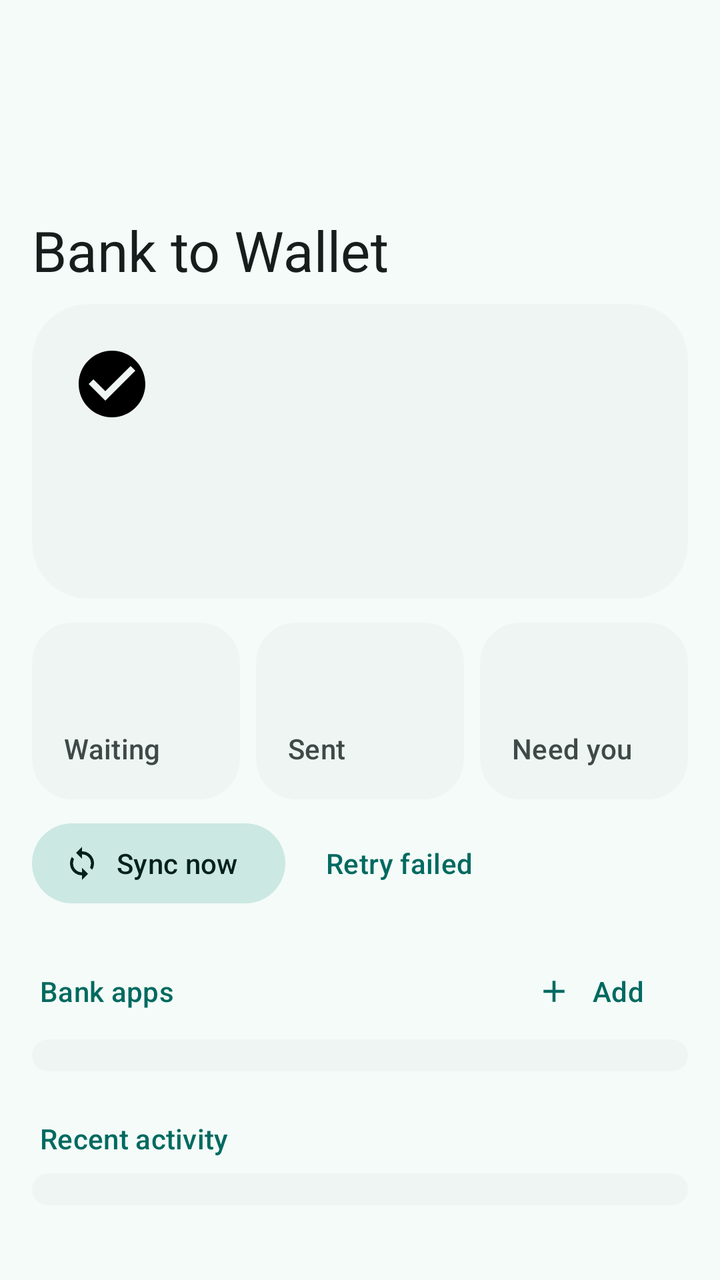
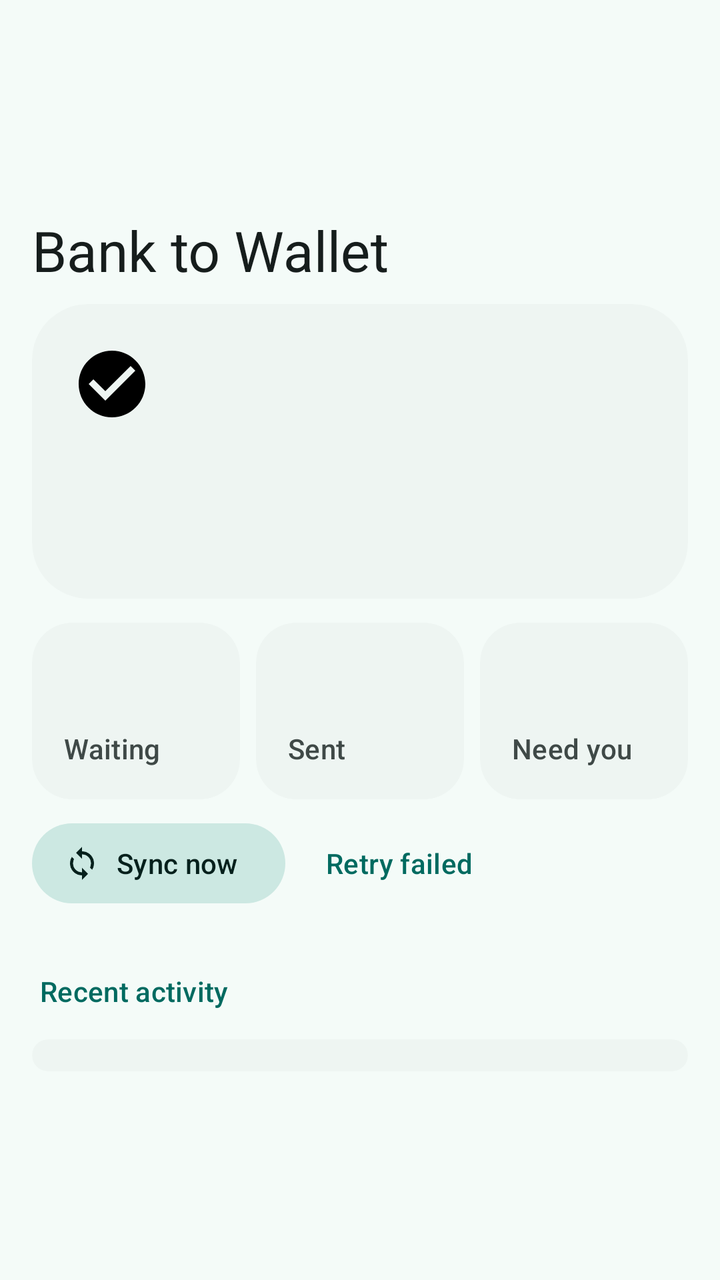

Screens rendered from an Android XML layout before and after an edit, with the pre-edit source and the edit as a unified diff.
<!-- AndroidManifest.xml: application theme Theme.BankSync -->
<!-- res/layout/activity_main.xml -->
<?xml version="1.0" encoding="utf-8"?>
<androidx.coordinatorlayout.widget.CoordinatorLayout xmlns:android="http://schemas.android.com/apk/res/android"
    xmlns:app="http://schemas.android.com/apk/res-auto"
    android:id="@+id/root"
    android:layout_width="match_parent"
    android:layout_height="match_parent">

    <com.google.android.material.appbar.AppBarLayout
        android:layout_width="match_parent"
        android:layout_height="wrap_content"
        android:fitsSystemWindows="true">

        <com.google.android.material.appbar.CollapsingToolbarLayout
            style="?attr/collapsingToolbarLayoutLargeStyle"
            android:layout_width="match_parent"
            android:layout_height="?attr/collapsingToolbarLayoutLargeSize"
            app:layout_scrollFlags="scroll|exitUntilCollapsed|snap"
            app:title="Bank to Wallet">

            <com.google.android.material.appbar.MaterialToolbar
                android:id="@+id/toolbar"
                android:layout_width="match_parent"
                android:layout_height="?attr/actionBarSize"
                android:elevation="0dp"
                app:layout_collapseMode="pin" />
        </com.google.android.material.appbar.CollapsingToolbarLayout>
    </com.google.android.material.appbar.AppBarLayout>

    <androidx.core.widget.NestedScrollView
        android:id="@+id/scroll"
        android:layout_width="match_parent"
        android:layout_height="match_parent"
        android:clipToPadding="false"
        android:paddingBottom="24dp"
        app:layout_behavior="@string/appbar_scrolling_view_behavior">

        <LinearLayout
            android:layout_width="match_parent"
            android:layout_height="wrap_content"
            android:orientation="vertical"
            android:paddingStart="16dp"
            android:paddingEnd="16dp">

            
            <com.google.android.material.card.MaterialCardView
                android:id="@+id/heroCard"
                android:layout_width="match_parent"
                android:layout_height="wrap_content"
                app:shapeAppearance="@style/ShapeAppearance.BankSync.ExtraLarge">

                <LinearLayout
                    android:layout_width="match_parent"
                    android:layout_height="wrap_content"
                    android:orientation="vertical"
                    android:padding="20dp">

                    <ImageView
                        android:id="@+id/heroIcon"
                        android:layout_width="40dp"
                        android:layout_height="40dp"
                        android:importantForAccessibility="no"
                        android:src="@drawable/ic_check_circle" />

                    <TextView
                        android:id="@+id/heroTitle"
                        android:layout_width="match_parent"
                        android:layout_height="wrap_content"
                        android:layout_marginTop="12dp"
                        android:textAppearance="?attr/textAppearanceHeadlineSmall" />

                    <TextView
                        android:id="@+id/heroText"
                        android:layout_width="match_parent"
                        android:layout_height="wrap_content"
                        android:layout_marginTop="4dp"
                        android:textAppearance="?attr/textAppearanceBodyMedium" />

                    <com.google.android.material.button.MaterialButton
                        android:id="@+id/heroAction"
                        android:layout_width="wrap_content"
                        android:layout_height="wrap_content"
                        android:layout_marginTop="12dp"
                        android:visibility="gone" />
                </LinearLayout>
            </com.google.android.material.card.MaterialCardView>

            
            <LinearLayout
                android:id="@+id/checksList"
                android:layout_width="match_parent"
                android:layout_height="wrap_content"
                android:orientation="vertical" />

            
            <LinearLayout
                android:layout_width="match_parent"
                android:layout_height="wrap_content"
                android:layout_marginTop="12dp"
                android:orientation="horizontal">

                <com.google.android.material.card.MaterialCardView
                    android:id="@+id/tileWaiting"
                    style="@style/Widget.BankSync.Tile">

                    <LinearLayout
                        android:layout_width="match_parent"
                        android:layout_height="wrap_content"
                        android:orientation="vertical"
                        android:padding="16dp">

                        <TextView
                            android:id="@+id/countWaiting"
                            android:layout_width="wrap_content"
                            android:layout_height="wrap_content"
                            android:textAppearance="?attr/textAppearanceHeadlineMedium" />

                        <TextView
                            android:layout_width="wrap_content"
                            android:layout_height="wrap_content"
                            android:text="Waiting"
                            android:textAppearance="?attr/textAppearanceLabelLarge"
                            android:textColor="?attr/colorOnSurfaceVariant" />
                    </LinearLayout>
                </com.google.android.material.card.MaterialCardView>

                <com.google.android.material.card.MaterialCardView
                    style="@style/Widget.BankSync.Tile"
                    android:layout_marginStart="8dp"
                    android:layout_marginEnd="8dp">

                    <LinearLayout
                        android:layout_width="match_parent"
                        android:layout_height="wrap_content"
                        android:orientation="vertical"
                        android:padding="16dp">

                        <TextView
                            android:id="@+id/countSynced"
                            android:layout_width="wrap_content"
                            android:layout_height="wrap_content"
                            android:textAppearance="?attr/textAppearanceHeadlineMedium" />

                        <TextView
                            android:layout_width="wrap_content"
                            android:layout_height="wrap_content"
                            android:text="Sent"
                            android:textAppearance="?attr/textAppearanceLabelLarge"
                            android:textColor="?attr/colorOnSurfaceVariant" />
                    </LinearLayout>
                </com.google.android.material.card.MaterialCardView>

                <com.google.android.material.card.MaterialCardView
                    android:id="@+id/tileAttention"
                    style="@style/Widget.BankSync.Tile">

                    <LinearLayout
                        android:layout_width="match_parent"
                        android:layout_height="wrap_content"
                        android:orientation="vertical"
                        android:padding="16dp">

                        <TextView
                            android:id="@+id/countAttention"
                            android:layout_width="wrap_content"
                            android:layout_height="wrap_content"
                            android:textAppearance="?attr/textAppearanceHeadlineMedium" />

                        <TextView
                            android:id="@+id/labelAttention"
                            android:layout_width="wrap_content"
                            android:layout_height="wrap_content"
                            android:text="Need you"
                            android:textAppearance="?attr/textAppearanceLabelLarge"
                            android:textColor="?attr/colorOnSurfaceVariant" />
                    </LinearLayout>
                </com.google.android.material.card.MaterialCardView>
            </LinearLayout>

            <LinearLayout
                android:layout_width="match_parent"
                android:layout_height="wrap_content"
                android:layout_marginTop="8dp"
                android:orientation="horizontal">

                <com.google.android.material.button.MaterialButton
                    android:id="@+id/syncButton"
                    style="@style/Widget.Material3.Button.TonalButton.Icon"
                    android:layout_width="wrap_content"
                    android:layout_height="wrap_content"
                    android:text="Sync now"
                    app:icon="@drawable/ic_sync" />

                <com.google.android.material.button.MaterialButton
                    android:id="@+id/retryButton"
                    style="@style/Widget.Material3.Button.TextButton"
                    android:layout_width="wrap_content"
                    android:layout_height="wrap_content"
                    android:layout_marginStart="8dp"
                    android:text="Retry failed" />
            </LinearLayout>

            
            <LinearLayout
                android:layout_width="match_parent"
                android:layout_height="wrap_content"
                android:layout_marginTop="16dp"
                android:gravity="center_vertical"
                android:orientation="horizontal">

                <TextView
                    style="@style/Widget.BankSync.SectionTitle"
                    android:layout_width="0dp"
                    android:layout_marginTop="0dp"
                    android:layout_marginBottom="0dp"
                    android:layout_weight="1"
                    android:text="Bank apps" />

                <com.google.android.material.button.MaterialButton
                    android:id="@+id/addAppButton"
                    style="@style/Widget.Material3.Button.TextButton.Icon"
                    android:layout_width="wrap_content"
                    android:layout_height="wrap_content"
                    android:text="Add"
                    app:icon="@drawable/ic_add" />
            </LinearLayout>

            <com.google.android.material.card.MaterialCardView
                android:layout_width="match_parent"
                android:layout_height="wrap_content">

                <LinearLayout
                    android:id="@+id/rulesList"
                    android:layout_width="match_parent"
                    android:layout_height="wrap_content"
                    android:orientation="vertical"
                    android:paddingTop="8dp"
                    android:paddingBottom="8dp" />
            </com.google.android.material.card.MaterialCardView>

            
            <TextView
                style="@style/Widget.BankSync.SectionTitle"
                android:text="Recent activity" />

            <com.google.android.material.card.MaterialCardView
                android:layout_width="match_parent"
                android:layout_height="wrap_content">

                <LinearLayout
                    android:id="@+id/recentList"
                    android:layout_width="match_parent"
                    android:layout_height="wrap_content"
                    android:orientation="vertical"
                    android:paddingTop="8dp"
                    android:paddingBottom="8dp" />
            </com.google.android.material.card.MaterialCardView>
        </LinearLayout>
    </androidx.core.widget.NestedScrollView>
</androidx.coordinatorlayout.widget.CoordinatorLayout>
<!-- resources referenced by this layout -->
<resources>
  <!-- drawable ic_add (drawable) -->
  <?xml version="1.0" encoding="utf-8"?>
  <vector xmlns:android="http://schemas.android.com/apk/res/android"
      android:width="24dp"
      android:height="24dp"
      android:viewportWidth="24"
      android:viewportHeight="24">
      <path android:fillColor="#FF000000" android:pathData="M19,13h-6v6h-2v-6H5v-2h6V5h2v6h6v2z" />
  </vector>
  <!-- drawable ic_check_circle (drawable) -->
  <?xml version="1.0" encoding="utf-8"?>
  <vector xmlns:android="http://schemas.android.com/apk/res/android"
      android:width="24dp"
      android:height="24dp"
      android:viewportWidth="24"
      android:viewportHeight="24">
      <path android:fillColor="#FF000000" android:pathData="M12,2C6.48,2 2,6.48 2,12s4.48,10 10,10 10,-4.48 10,-10S17.52,2 12,2zM10,17l-5,-5 1.41,-1.41L10,14.17l7.59,-7.59L19,8l-9,9z" />
  </vector>
  <!-- drawable ic_sync (drawable) -->
  <?xml version="1.0" encoding="utf-8"?>
  <vector xmlns:android="http://schemas.android.com/apk/res/android"
      android:width="24dp"
      android:height="24dp"
      android:viewportWidth="24"
      android:viewportHeight="24">
      <path android:fillColor="#FF000000" android:pathData="M12,4V1L8,5l4,4V6c3.31,0 6,2.69 6,6 0,1.01 -0.25,1.97 -0.7,2.8l1.46,1.46C19.54,15.03 20,13.57 20,12c0,-4.42 -3.58,-8 -8,-8zM12,18c-3.31,0 -6,-2.69 -6,-6 0,-1.01 0.25,-1.97 0.7,-2.8L5.24,7.74C4.46,8.97 4,10.43 4,12c0,4.42 3.58,8 8,8v3l4,-4 -4,-4v3z" />
  </vector>
  <style name="ShapeAppearance.BankSync.ExtraLarge" parent="ShapeAppearance.Material3.Corner.ExtraLarge">
          <item name="cornerSize">28dp</item>
      </style>
  <style name="Widget.BankSync.SectionTitle" parent="">
          <item name="android:layout_width">match_parent</item>
          <item name="android:layout_height">wrap_content</item>
          <item name="android:layout_marginTop">24dp</item>
          <item name="android:layout_marginBottom">8dp</item>
          <item name="android:paddingStart">4dp</item>
          <item name="android:textAppearance">?attr/textAppearanceTitleSmall</item>
          <item name="android:textColor">?attr/colorPrimary</item>
      </style>
  <style name="Widget.BankSync.Tile" parent="Widget.BankSync.Card">
          <item name="android:layout_width">0dp</item>
          <item name="android:layout_height">wrap_content</item>
          <item name="android:layout_weight">1</item>
      </style>
  <style name="Widget.BankSync.Card" parent="Widget.Material3.CardView.Filled">
          <item name="cardBackgroundColor">?attr/colorSurfaceContainerLow</item>
          <item name="shapeAppearance">@style/ShapeAppearance.BankSync.Large</item>
      </style>
  <style name="ShapeAppearance.BankSync.Large" parent="ShapeAppearance.Material3.Corner.Large">
          <item name="cornerSize">20dp</item>
      </style>
  <!-- unchanged entries left out for length: 1 -->
</resources>

<!-- the commit's change to res/layout/activity_main.xml (unified diff, before → after) -->
@@ -213,34 +213,15 @@
                     android:layout_marginTop="0dp"
                     android:layout_marginBottom="0dp"
                     android:layout_weight="1"
-                    android:text="Bank apps" />
+                    android:text="Recent activity" />
 
                 <com.google.android.material.button.MaterialButton
-                    android:id="@+id/addAppButton"
-                    style="@style/Widget.Material3.Button.TextButton.Icon"
+                    android:id="@+id/hideButton"
+                    style="@style/Widget.Material3.Button.IconButton"
                     android:layout_width="wrap_content"
                     android:layout_height="wrap_content"
-                    android:text="Add"
-                    app:icon="@drawable/ic_add" />
+                    app:iconTint="?attr/colorOnSurfaceVariant" />
             </LinearLayout>
-
-            <com.google.android.material.card.MaterialCardView
-                android:layout_width="match_parent"
-                android:layout_height="wrap_content">
-
-                <LinearLayout
-                    android:id="@+id/rulesList"
-                    android:layout_width="match_parent"
-                    android:layout_height="wrap_content"
-                    android:orientation="vertical"
-                    android:paddingTop="8dp"
-                    android:paddingBottom="8dp" />
-            </com.google.android.material.card.MaterialCardView>
-
-            
-            <TextView
-                style="@style/Widget.BankSync.SectionTitle"
-                android:text="Recent activity" />
 
             <com.google.android.material.card.MaterialCardView
                 android:layout_width="match_parent"
<!-- resource entries referenced after the edit -->
@@ -1,14 +1,5 @@
 <!-- resources referenced by this layout -->
 <resources>
-  <!-- drawable ic_add (drawable) -->
-  <?xml version="1.0" encoding="utf-8"?>
-  <vector xmlns:android="http://schemas.android.com/apk/res/android"
-      android:width="24dp"
-      android:height="24dp"
-      android:viewportWidth="24"
-      android:viewportHeight="24">
-      <path android:fillColor="#FF000000" android:pathData="M19,13h-6v6h-2v-6H5v-2h6V5h2v6h6v2z" />
-  </vector>
   <!-- drawable ic_check_circle (drawable) -->
   <?xml version="1.0" encoding="utf-8"?>
   <vector xmlns:android="http://schemas.android.com/apk/res/android"
